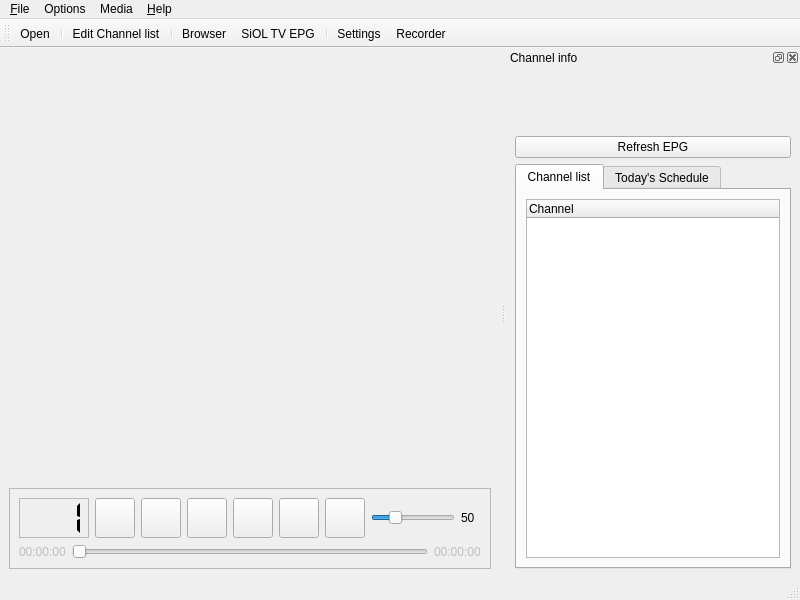
The window that ui/Tano.ui (ntadej/tano) describes before a commit, drawn with Qt 5.
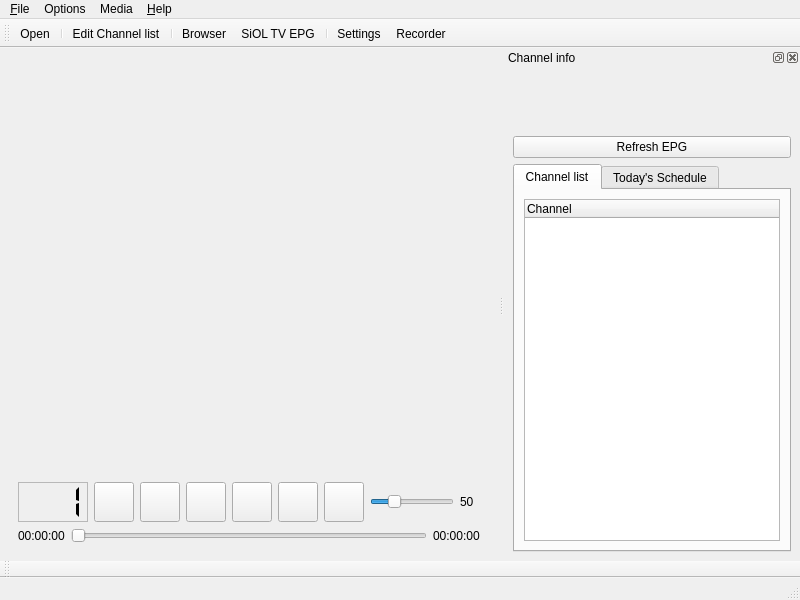
The same window after the commit. Icons and pictures are not drawn. Custom widgets are drawn as their Qt base class.

Commit message: Playlist update for SiOL Recorder fixes UI changes for OSD Duration slider enabled

Patch:
```diff
--- a/ui/Tano.ui
+++ b/ui/Tano.ui
@@ -22,19 +22,13 @@
      <widget class="Video" native="1" name="videoWidget" />
     </item>
     <item>
-     <widget class="QFrame" name="videoControlsFrame" >
+     <widget class="QWidget" native="1" name="controlsWidget" >
       <property name="sizePolicy" >
        <sizepolicy vsizetype="Maximum" hsizetype="Preferred" >
         <horstretch>0</horstretch>
         <verstretch>0</verstretch>
        </sizepolicy>
       </property>
-      <property name="frameShape" >
-       <enum>QFrame::StyledPanel</enum>
-      </property>
-      <property name="frameShadow" >
-       <enum>QFrame::Raised</enum>
-      </property>
       <layout class="QVBoxLayout" name="verticalLayout" >
        <item>
         <layout class="QHBoxLayout" name="layoutButtons" >
@@ -293,9 +287,6 @@
         <layout class="QHBoxLayout" name="layoutDuration" >
          <item>
           <widget class="QLabel" name="labelDuration" >
-           <property name="enabled" >
-            <bool>false</bool>
-           </property>
            <property name="text" >
             <string>00:00:00</string>
            </property>
@@ -303,9 +294,6 @@
          </item>
          <item>
           <widget class="QSlider" name="durationSlider" >
-           <property name="enabled" >
-            <bool>false</bool>
-           </property>
            <property name="orientation" >
             <enum>Qt::Horizontal</enum>
            </property>
@@ -313,9 +301,6 @@
          </item>
          <item>
           <widget class="QLabel" name="labelLenght" >
-           <property name="enabled" >
-            <bool>false</bool>
-           </property>
            <property name="text" >
             <string>00:00:00</string>
            </property>
@@ -544,6 +529,20 @@
     </layout>
    </widget>
   </widget>
+  <widget class="QToolBar" name="toolBarOsd" >
+   <property name="windowTitle" >
+    <string>Controls Toolbar</string>
+   </property>
+   <property name="allowedAreas" >
+    <set>Qt::BottomToolBarArea|Qt::TopToolBarArea</set>
+   </property>
+   <attribute name="toolBarArea" >
+    <enum>BottomToolBarArea</enum>
+   </attribute>
+   <attribute name="toolBarBreak" >
+    <bool>false</bool>
+   </attribute>
+  </widget>
   <action name="actionAbout" >
    <property name="icon" >
     <iconset resource="images.qrc" >
```
Left out of the diff: 70 changed lines with no effect on the pictures. The commit also changes 12 other files.
